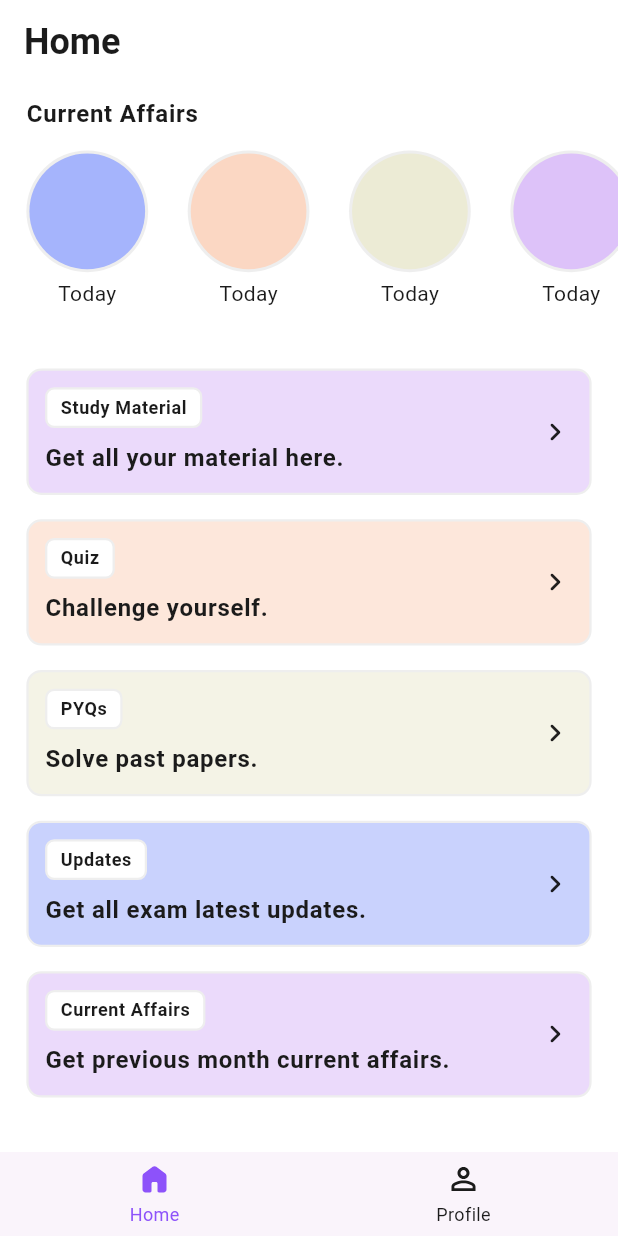
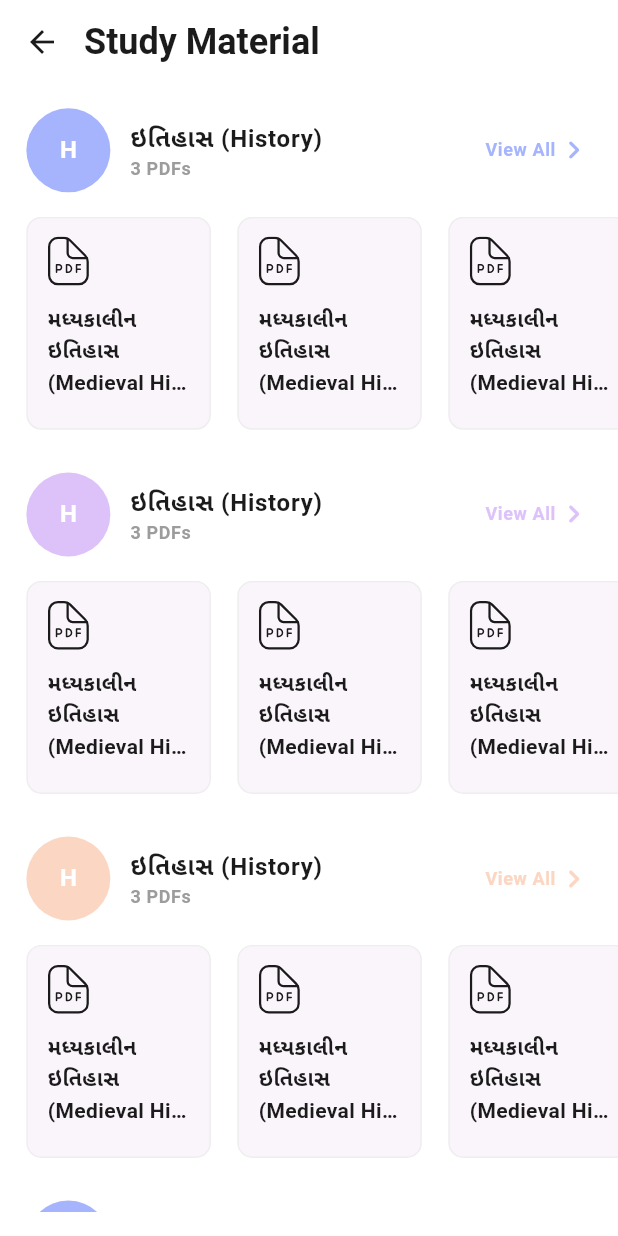
Before and after one commit to Jaydeepsinh-Devda/vidhya_marg, a Flutter app: the screen it shows after launch, after a tap on "Study Material", on a phone screen of 412 x 824 dp. Run offline on Flutter 3.47's test engine with Material 3 defaults, Android fonts, the phone set to English and light mode, and no system bars; drawn by our look-alikes of persistent_bottom_nav_bar_v2; our stand-ins replace flutter_svg, get.

Commit message:
design study material view

```diff
--- /dev/null
+++ b/lib/app/core/bindings/study_material_bindings.dart
@@ -0,0 +1,9 @@
+import 'package:get/get.dart';
+import 'package:vidhya_marg/app/screens/study_material/study_material_controller.dart';
+
+class StudyMaterialBindings extends Bindings {
+  @override
+  void dependencies() {
+   Get.lazyPut<StudyMaterialController>(() => StudyMaterialController());
+  }
+}
--- a/lib/app/core/controllers/theme_controller.dart
+++ b/lib/app/core/controllers/theme_controller.dart
@@ -14,6 +14,7 @@ class ThemeController extends GetxController {
     appBarTheme: AppBarTheme(
       backgroundColor: Colors.white,
       foregroundColor: AppColors.blackText,
+      surfaceTintColor: Colors.white,
       titleTextStyle: TextStyle(
         color: AppColors.blackText,
         fontSize: 24,
--- a/lib/app/core/routes/app_pages.dart
+++ b/lib/app/core/routes/app_pages.dart
@@ -1,14 +1,21 @@
 import 'package:vidhya_marg/app/core/bindings/main_screen.bindings.dart';
+import 'package:vidhya_marg/app/core/bindings/study_material_bindings.dart';
 import 'package:vidhya_marg/app/core/routes/app_routes.dart';
 import 'package:get/get.dart';
+import 'package:vidhya_marg/app/screens/study_material/study_material_view.dart';
 import 'package:vidhya_marg/main.dart';
 
 class AppPages {
   static final routes = [
     GetPage(
-      name: AppRoutes.home,
+      name: AppRoutes.mainScreen,
       page: () => MainScreen(),
       binding: MainScreenBinding(),
     ),
+    GetPage(
+      name: AppRoutes.studyMaterial,
+      page: () => StudyMaterialView(),
+      binding: StudyMaterialBindings(),
+    ),
   ];
 }
--- a/lib/app/core/routes/app_routes.dart
+++ b/lib/app/core/routes/app_routes.dart
@@ -1,5 +1,6 @@
 abstract class AppRoutes {
-  static const home = '/';
+  static const mainScreen = '/';
+  static const studyMaterial = "/study-material";
   static const pyq = '/pyq';
   static const currentAffairs = '/current-affairs';
 }
--- a/lib/app/core/utils/app_colors.dart
+++ b/lib/app/core/utils/app_colors.dart
@@ -23,7 +23,8 @@ class AppColors {
   static const Color lightViolet = Color(0xFFDDC2F9);
 
   // Grey Color
-  static const Color lightGrey = Color(0xFFEEEEEE); // Light Grey
+  static const Color borderGrey = Color(0xFFEEEEEE); // Border Grey
+  static const Color grey = Color(0xFF9C9C9C); // Grey
 
   // Dark Mode Color
   static const Color darkBackground = Colors.black;
--- a/lib/app/core/utils/app_string.dart
+++ b/lib/app/core/utils/app_string.dart
@@ -20,4 +20,5 @@ class AppString {
   static const String kCurrentAffairsSubtitle =
       "Get previous month current affairs.";
   static const String kDarkMode = "Dark Mode";
+  static const String kViewAll = "View All";
 }
--- a/lib/app/screens/home/home_view.dart
+++ b/lib/app/screens/home/home_view.dart
@@ -1,11 +1,12 @@
 import 'package:flutter/material.dart';
 import 'package:get/get.dart';
+import 'package:vidhya_marg/app/core/routes/app_routes.dart';
 import 'package:vidhya_marg/app/core/utils/app_colors.dart';
 import 'package:vidhya_marg/app/core/utils/app_string.dart';
 import 'package:vidhya_marg/app/core/utils/size_config.dart';
 import 'package:vidhya_marg/app/screens/home/home_controller.dart';
 import 'package:vidhya_marg/app/screens/home/widgets/current_affairs_section.dart';
-import 'package:vidhya_marg/app/ui_components/custom_card.dart';
+import 'package:vidhya_marg/app/ui_components/custom_home_card.dart';
 
 class HomeView extends StatelessWidget {
   HomeView({super.key});
@@ -40,35 +41,35 @@ class HomeView extends StatelessWidget {
     );
   }
 
-  Widget _studyMaterialCard() => CustomCard(
+  Widget _studyMaterialCard() => CustomHomeCard(
     title: AppString.kStudyMaterial,
     subtitle: AppString.kStudyMaterialSubtitle,
     color: AppColors.lightViolet.withValues(alpha: 0.6),
-    onCardClick: () {},
+    onCardClick: () => Get.toNamed(AppRoutes.studyMaterial),
   );
 
-  Widget _quizCard() => CustomCard(
+  Widget _quizCard() => CustomHomeCard(
     title: AppString.kQuiz,
     subtitle: AppString.kQuizSubtitle,
     color: AppColors.lightOrange.withValues(alpha: 0.6),
     onCardClick: () {},
   );
 
-  Widget _pyqCard() => CustomCard(
+  Widget _pyqCard() => CustomHomeCard(
     title: AppString.kPYQs,
     subtitle: AppString.kPYQsSubtitle,
     color: AppColors.lightGreen.withValues(alpha: 0.6),
     onCardClick: () {},
   );
 
-  Widget _updatesCard() => CustomCard(
+  Widget _updatesCard() => CustomHomeCard(
     title: AppString.kUpdates,
     subtitle: AppString.kUpdatesSubtitle,
     color: AppColors.lightBlue.withValues(alpha: 0.6),
     onCardClick: () {},
   );
 
-  Widget _currentAffairCard() => CustomCard(
+  Widget _currentAffairCard() => CustomHomeCard(
     title: AppString.kCurrentAffairs,
     subtitle: AppString.kCurrentAffairsSubtitle,
     color: AppColors.lightViolet.withValues(alpha: 0.6),
--- a/lib/app/screens/home/widgets/current_affairs_section.dart
+++ b/lib/app/screens/home/widgets/current_affairs_section.dart
@@ -67,7 +67,7 @@ class CurrentAffairsSection extends StatelessWidget {
 
   Widget _circularAvatar(Color color) => CircleAvatar(
     radius: SizeConfig.height(40),
-    backgroundColor: AppColors.lightGrey,
+    backgroundColor: AppColors.borderGrey,
     child: CircleAvatar(radius: SizeConfig.height(38), backgroundColor: color),
   );
 }
--- /dev/null
+++ b/lib/app/screens/study_material/study_material_controller.dart
@@ -0,0 +1,13 @@
+import 'dart:ui';
+
+import 'package:get/get.dart';
+import 'package:vidhya_marg/app/core/utils/app_colors.dart';
+
+class StudyMaterialController extends GetxController {
+  // Color List
+  final List<Color> labelColors = [
+    AppColors.lightBlue,
+    AppColors.lightViolet,
+    AppColors.lightOrange,
+  ];
+}
--- /dev/null
+++ b/lib/app/screens/study_material/study_material_view.dart
@@ -0,0 +1,44 @@
+import 'package:flutter/material.dart';
+import 'package:get/get.dart';
+import 'package:vidhya_marg/app/core/utils/app_string.dart';
+import 'package:vidhya_marg/app/core/utils/size_config.dart';
+import 'package:vidhya_marg/app/screens/study_material/study_material_controller.dart';
+import 'package:vidhya_marg/app/screens/study_material/widgets/custom_subject_card.dart';
+
+class StudyMaterialView extends StatelessWidget {
+  StudyMaterialView({super.key});
+
+  final StudyMaterialController _controller =
+      Get.find<StudyMaterialController>();
+
+  //! Build Method
+  @override
+  Widget build(BuildContext context) {
+    SizeConfig.init(context);
+    return Scaffold(
+      appBar: _appBar(),
+      body: SafeArea(
+        child: Padding(
+          padding: EdgeInsets.symmetric(vertical: SizeConfig.height(16)),
+          child: _subjectListView(),
+        ),
+      ),
+    );
+  }
+
+  //! Widget Methods
+  PreferredSizeWidget _appBar() =>
+      AppBar(title: Text(AppString.kStudyMaterial), titleSpacing: 0);
+
+  Widget _subjectListView() => ListView.separated(
+    separatorBuilder: (context, index) =>
+        SizedBox(height: SizeConfig.height(28)),
+    shrinkWrap: true,
+    itemCount: 5,
+    itemBuilder: (context, index) {
+      final color =
+          _controller.labelColors[index % _controller.labelColors.length];
+      return CustomSubjectCard(color: color);
+    },
+  );
+}
--- /dev/null
+++ b/lib/app/screens/study_material/widgets/custom_subject_card.dart
@@ -0,0 +1,101 @@
+import 'package:flutter/material.dart';
+import 'package:vidhya_marg/app/core/utils/app_colors.dart';
+import 'package:vidhya_marg/app/core/utils/app_string.dart';
+import 'package:vidhya_marg/app/core/utils/size_config.dart';
+import 'package:vidhya_marg/app/ui_components/custom_pdf_card.dart';
+
+class CustomSubjectCard extends StatelessWidget {
+  final Color color;
+  const CustomSubjectCard({required this.color, super.key});
+
+  //! Build Method
+  @override
+  Widget build(BuildContext context) {
+    return _content(context);
+  }
+
+  //! Widget Methods
+  Widget _content(BuildContext context) => Column(
+    crossAxisAlignment: CrossAxisAlignment.start,
+    mainAxisSize: MainAxisSize.min,
+    children: [
+      _subjectHeading(context),
+      SizedBox(height: SizeConfig.height(16)),
+      SizedBox(height: SizeConfig.height(140), child: _pdfCard()),
+    ],
+  );
+
+  Widget _subjectHeading(BuildContext context) => Padding(
+    padding: EdgeInsets.symmetric(horizontal: SizeConfig.width(16)),
+    child: Row(
+      mainAxisAlignment: MainAxisAlignment.spaceBetween,
+      children: [_headingTitleAndLabel(context), _viewAllText(context)],
+    ),
+  );
+
+  Widget _headingTitleAndLabel(BuildContext context) => Row(
+    children: [
+      _subjectLabel(context),
+      SizedBox(width: SizeConfig.width(12)),
+      _titleAndSubtitle(context),
+    ],
+  );
+
+  Widget _subjectLabel(BuildContext context) => CircleAvatar(
+    radius: 28,
+    backgroundColor: color,
+    child: Text(
+      "H",
+      style: Theme.of(context).textTheme.bodyLarge?.copyWith(
+        fontWeight: FontWeight.bold,
+        color: Colors.white,
+      ),
+    ),
+  );
+
+  Widget _titleAndSubtitle(BuildContext context) => Column(
+    mainAxisSize: MainAxisSize.min,
+    crossAxisAlignment: CrossAxisAlignment.start,
+    children: [_title(context), _subtitle(context)],
+  );
+
+  Widget _title(BuildContext context) => Text(
+    // value will fetch from API
+    "ઇતિહાસ (History)",
+    style: Theme.of(
+      context,
+    ).textTheme.bodyLarge?.copyWith(fontWeight: FontWeight.bold),
+  );
+
+  Widget _subtitle(BuildContext context) => Text(
+    // value will fetch from API
+    "3 PDFs",
+    style: Theme.of(context).textTheme.bodySmall?.copyWith(
+      fontWeight: FontWeight.bold,
+      color: AppColors.grey,
+    ),
+  );
+
+  Widget _viewAllText(BuildContext context) => Row(
+    children: [
+      Text(
+        AppString.kViewAll,
+        style: Theme.of(context).textTheme.bodySmall?.copyWith(
+          fontWeight: FontWeight.bold,
+          color: color,
+        ),
+      ),
+      Icon(Icons.chevron_right_rounded, color: color),
+    ],
+  );
+
+  Widget _pdfCard() => ListView.separated(
+    separatorBuilder: (context, index) => SizedBox(width: SizeConfig.width(0)),
+    scrollDirection: Axis.horizontal,
+    itemCount: 4,
+    itemBuilder: (context, index) => Padding(
+      padding: EdgeInsets.only(left: SizeConfig.width(16)),
+      child: SizedBox(width: SizeConfig.width(112), child: CustomPdfCard()),
+    ),
+  );
+}
--- a/lib/app/ui_components/custom_card.dart
+++ b/lib/app/ui_components/custom_home_card.dart
@@ -2,13 +2,13 @@ import 'package:flutter/material.dart';
 import 'package:vidhya_marg/app/core/utils/app_colors.dart';
 import 'package:vidhya_marg/app/core/utils/size_config.dart';
 
-class CustomCard extends StatelessWidget {
+class CustomHomeCard extends StatelessWidget {
   final String title;
   final String subtitle;
   final Color? color;
   final VoidCallback onCardClick;
 
-  const CustomCard({
+  const CustomHomeCard({
     required this.title,
     required this.subtitle,
     required this.color,
@@ -32,7 +32,7 @@ class CustomCard extends StatelessWidget {
           decoration: BoxDecoration(
             color: color,
             borderRadius: BorderRadius.circular(10),
-            border: Border.all(color: AppColors.lightGrey, width: 1.5),
+            border: Border.all(color: AppColors.borderGrey, width: 1.5),
           ),
           child: _cardContent(context),
         ),
@@ -63,7 +63,7 @@ class CustomCard extends StatelessWidget {
     decoration: BoxDecoration(
       color: Colors.white,
       borderRadius: BorderRadius.circular(6),
-      border: Border.all(color: AppColors.lightGrey, width: 1.5),
+      border: Border.all(color: AppColors.borderGrey, width: 1.5),
     ),
     child: Text(
       title,
--- /dev/null
+++ b/lib/app/ui_components/custom_pdf_card.dart
@@ -0,0 +1,51 @@
+import 'package:flutter/material.dart';
+import 'package:flutter_svg/flutter_svg.dart';
+import 'package:vidhya_marg/app/core/utils/app_colors.dart';
+import 'package:vidhya_marg/app/core/utils/size_config.dart';
+import 'package:vidhya_marg/gen/assets.gen.dart';
+
+class CustomPdfCard extends StatelessWidget {
+  const CustomPdfCard({super.key});
+
+  //! Build Method
+  @override
+  Widget build(BuildContext context) {
+    return Container(
+      decoration: BoxDecoration(
+        borderRadius: BorderRadius.circular(10),
+        border: Border.all(color: AppColors.borderGrey),
+        color: AppColors.navBarBackgroundColor,
+      ),
+      child: _pdfLogoAndName(context),
+    );
+  }
+
+  //! Widget Methods
+  Widget _pdfLogoAndName(BuildContext context) => Padding(
+    padding: EdgeInsets.symmetric(
+      horizontal: SizeConfig.width(12),
+      vertical: SizeConfig.height(12),
+    ),
+    child: Column(
+      crossAxisAlignment: CrossAxisAlignment.start,
+      mainAxisSize: MainAxisSize.min,
+      children: [
+        _pdfLogo(),
+        SizedBox(height: SizeConfig.height(12)),
+        _pdfName(context),
+      ],
+    ),
+  );
+
+  Widget _pdfLogo() => SvgPicture.asset(Assets.pdf);
+
+  Widget _pdfName(BuildContext context) => Text(
+    // vale will come from API
+    "મધ્યકાલીન ઇતિહાસ (Medieval History)",
+    maxLines: 3,
+    overflow: TextOverflow.ellipsis,
+    style: Theme.of(
+      context,
+    ).textTheme.bodyMedium?.copyWith(fontWeight: FontWeight.bold),
+  );
+}
--- a/lib/gen/assets.gen.dart
+++ b/lib/gen/assets.gen.dart
@@ -14,6 +14,7 @@ class Assets {
 
   static const String homeSelected = 'assets/home_selected.svg';
   static const String homeUnselected = 'assets/home_unselected.svg';
+  static const String pdf = 'assets/pdf.svg';
   static const String profileSelected = 'assets/profile_selected.svg';
   static const String profileUnselected = 'assets/profile_unselected.svg';
 
@@ -21,6 +22,7 @@ class Assets {
   static List<String> get values => [
     homeSelected,
     homeUnselected,
+    pdf,
     profileSelected,
     profileUnselected,
   ];
--- a/lib/main.dart
+++ b/lib/main.dart
@@ -31,7 +31,7 @@ class MyApp extends StatelessWidget {
         darkTheme: themeController.darkTheme,
         themeMode: themeController.themeMode.value,
         getPages: AppPages.routes,
-        initialRoute: AppRoutes.home,
+        initialRoute: AppRoutes.mainScreen,
         debugShowCheckedModeBanner: false,
       ),
     );
@@ -58,14 +58,14 @@ class MainScreen extends StatelessWidget {
                   AppIcons.home,
                   colorFilter: (themeController.themeMode == ThemeMode.light)
                       ? null
-                      : ColorFilter.mode(AppColors.lightGrey, BlendMode.srcIn),
+                      : ColorFilter.mode(AppColors.borderGrey, BlendMode.srcIn),
                 ),
                 title: AppString.kHome,
                 activeForegroundColor: AppColors.navBarColor,
                 inactiveForegroundColor:
                     (themeController.themeMode == ThemeMode.light)
                     ? AppColors.blackText
-                    : AppColors.lightGrey,
+                    : AppColors.borderGrey,
               ),
             ),
             PersistentTabConfig(
@@ -76,14 +76,14 @@ class MainScreen extends StatelessWidget {
                   AppIcons.profile,
                   colorFilter: (themeController.themeMode == ThemeMode.light)
                       ? null
-                      : ColorFilter.mode(AppColors.lightGrey, BlendMode.srcIn),
+                      : ColorFilter.mode(AppColors.borderGrey, BlendMode.srcIn),
                 ),
                 title: AppString.kProfile,
                 activeForegroundColor: AppColors.navBarColor,
                 inactiveForegroundColor:
                     (themeController.themeMode == ThemeMode.light)
                     ? AppColors.blackText
-                    : AppColors.lightGrey,
+                    : AppColors.borderGrey,
               ),
             ),
           ],
```
Also changed, not shown: assets/pdf.svg (added).
